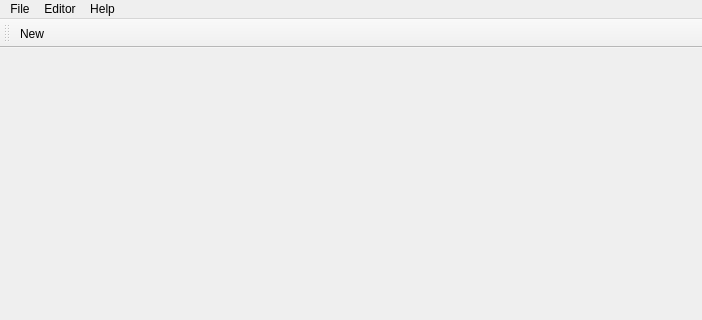
This is 2D-Game-Creator/main/mainwindow.ui in sudo-gedit/2D_Game_Creator as Qt 5 draws it before an edit; both pictures show x 0 to 702 and y 0 to 320 of the 702 by 465 pixel window. The edited form follows.
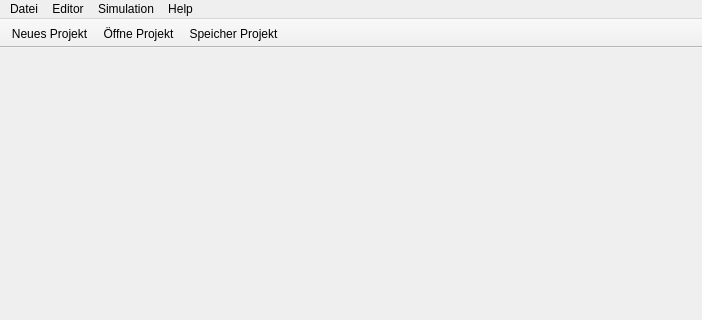
This is the edited form. Icons and pictures are not drawn.

Diff of the .ui file:
```diff
--- a/2D-Game-Creator/main/mainwindow.ui
+++ b/2D-Game-Creator/main/mainwindow.ui
@@ -25,7 +25,7 @@
    </property>
    <widget class="QMenu" name="menuFile">
     <property name="title">
-     <string>File</string>
+     <string>Datei</string>
     </property>
     <addaction name="actionNew"/>
     <addaction name="actionOpen"/>
@@ -48,12 +48,38 @@
     <addaction name="actionHero_Editor"/>
     <addaction name="actionMonster_Editor"/>
     <addaction name="actionKampf_Editor"/>
+    <addaction name="actionEntwicklungsplanner"/>
+   </widget>
+   <widget class="QMenu" name="menuSimulation">
+    <property name="title">
+     <string>Simulation</string>
+    </property>
+    <addaction name="actionKampfsimulation"/>
    </widget>
    <addaction name="menuFile"/>
    <addaction name="menuEditor"/>
+   <addaction name="menuSimulation"/>
    <addaction name="menuDfg"/>
   </widget>
   <widget class="QToolBar" name="mainToolBar">
+   <property name="contextMenuPolicy">
+    <enum>Qt::NoContextMenu</enum>
+   </property>
+   <property name="movable">
+    <bool>false</bool>
+   </property>
+   <property name="allowedAreas">
+    <set>Qt::AllToolBarAreas</set>
+   </property>
+   <property name="iconSize">
+    <size>
+     <width>25</width>
+     <height>25</height>
+    </size>
+   </property>
+   <property name="floatable">
+    <bool>false</bool>
+   </property>
    <attribute name="toolBarArea">
     <enum>TopToolBarArea</enum>
    </attribute>
@@ -61,21 +87,47 @@
     <bool>false</bool>
    </attribute>
    <addaction name="actionNew"/>
+   <addaction name="actionOpen"/>
+   <addaction name="actionSave"/>
   </widget>
   <widget class="QStatusBar" name="statusBar"/>
   <action name="actionNew">
+   <property name="checkable">
+    <bool>false</bool>
+   </property>
+   <property name="checked">
+    <bool>false</bool>
+   </property>
+   <property name="enabled">
+    <bool>true</bool>
+   </property>
    <property name="text">
-    <string>New</string>
+    <string>Neues Projekt</string>
+   </property>
+   <property name="toolTip">
+    <string>Neues Projekt</string>
+   </property>
+   <property name="autoRepeat">
+    <bool>true</bool>
+   </property>
+   <property name="visible">
+    <bool>true</bool>
+   </property>
+   <property name="menuRole">
+    <enum>QAction::NoRole</enum>
+   </property>
+   <property name="iconVisibleInMenu">
+    <bool>false</bool>
    </property>
   </action>
   <action name="actionOpen">
    <property name="text">
-    <string>Open</string>
+    <string>Öffne Projekt</string>
    </property>
   </action>
   <action name="actionSave">
    <property name="text">
-    <string>Save</string>
+    <string>Speicher Projekt</string>
    </property>
   </action>
   <action name="actionExit">
```
Left out of the diff: 40 changed lines with no effect on the pictures.
